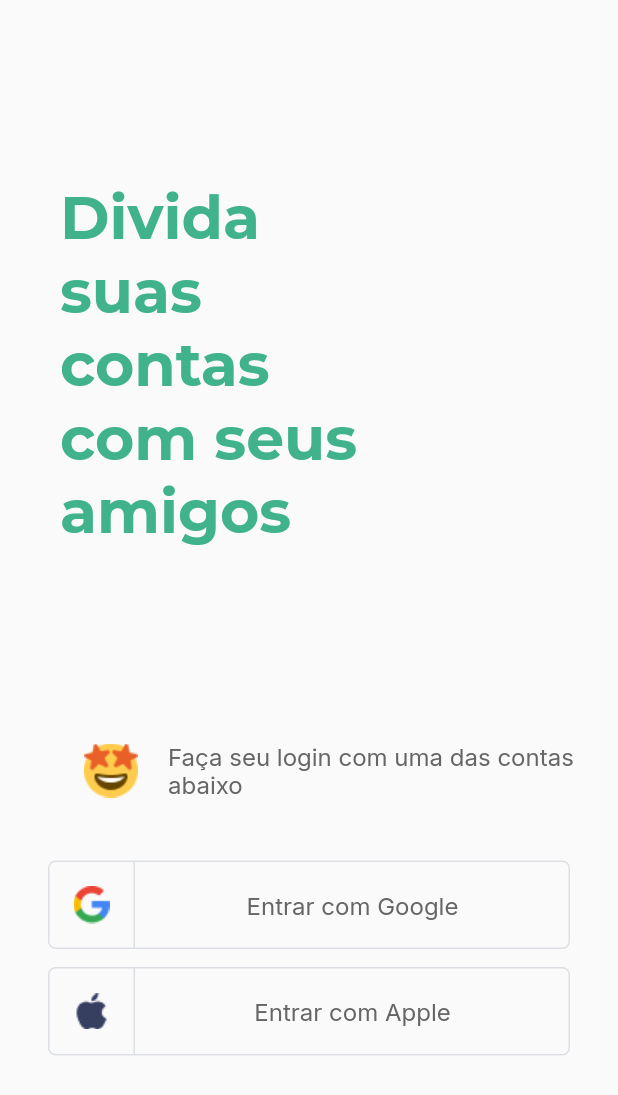
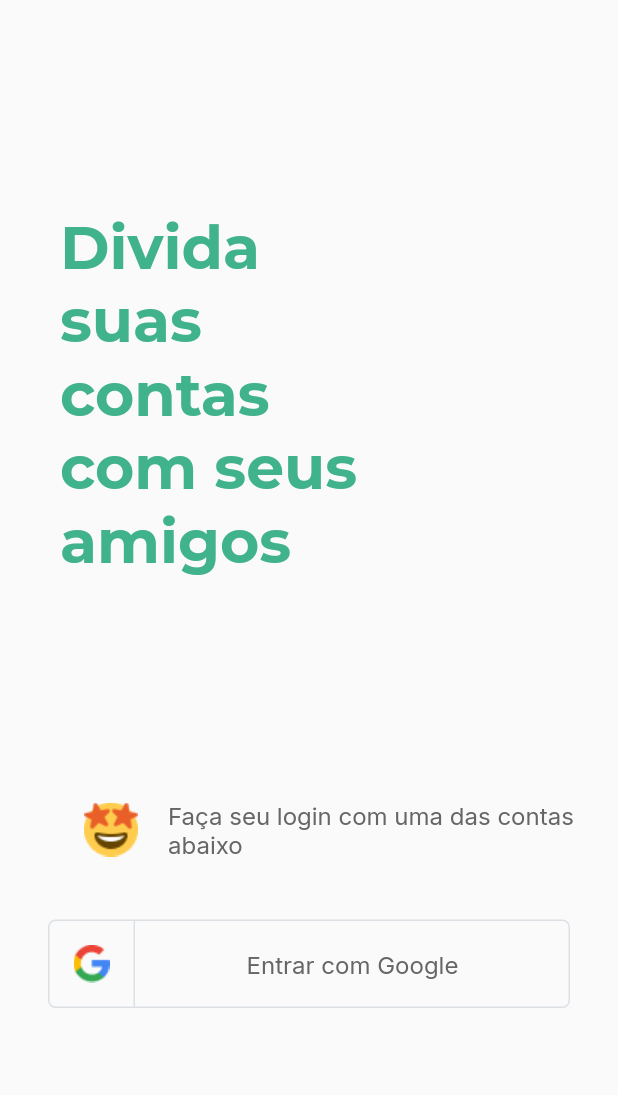
Before and after one commit to enzodanjour/split_it, a Flutter app: the screen it shows after launch, on a phone screen of 412 x 824 dp. Shown: the top 1095 px of the screen. Run offline on Flutter 3.47's test engine with Material 2 defaults, Android fonts, the phone set to English and light mode, and no system bars; our stand-ins replace firebase_core, google_fonts, google_sign_in; accounts and stored records are empty.

```diff
--- a/lib/modules/login/login_page.dart
+++ b/lib/modules/login/login_page.dart
@@ -1,4 +1,9 @@
+import 'dart:developer';
+
 import 'package:flutter/material.dart';
+import 'package:split_it/modules/login/login_controller.dart';
+import 'package:split_it/modules/login/login_services.dart';
+import 'package:split_it/modules/login/login_state.dart';
 import 'package:split_it/modules/login/widgets/social_button.dart';
 import 'package:split_it/themes/app_theme.dart';
 
@@ -10,6 +15,26 @@ class LoginPage extends StatefulWidget {
 }
 
 class _LoginPageState extends State<LoginPage> {
+  //afirma que inicializará mais tarde
+  late LoginController controller;
+
+  @override
+  void initState() {
+
+    controller = LoginController(
+      service: LoginServiceImpl(),
+      onUpdate: () {
+      if (controller.state is LoginStateSucess) {
+        final user = (controller.state as LoginStateSucess).user;
+        Navigator.pushReplacementNamed(context, "/home", arguments: user);
+      } else {
+        setState(() {});
+      }
+      setState(() {});
+    });
+    super.initState();
+  }
+
   @override
   Widget build(BuildContext context) {
     return Scaffold(
@@ -43,19 +68,28 @@ class _LoginPageState extends State<LoginPage> {
             SizedBox(
               height: 32,
             ),
-            SocialButton(
-              imagePath: 'assets/images/google.png',
-              label: 'Entrar com Google',
-              onTap: () {},
-            ),
+            if (controller.state is LoginStateLoading) ...[
+              CircularProgressIndicator(),
+            ] else if (controller.state is LoginStateFailure) ...[
+              Text((controller.state as LoginStateFailure).message,
+                  style: AppTheme.textStyles.button),
+            ] else
+              SocialButton(
+                imagePath: 'assets/images/google.png',
+                label: 'Entrar com Google',
+                onTap: () async {
+                  controller.googleSignIn();
+                },
+              ),
             SizedBox(
               height: 12,
             ),
-            SocialButton(
-              imagePath: 'assets/images/apple.png',
-              label: 'Entrar com Apple',
-              onTap: () {},
-            )
+            //TODO VER DEPOIS ESSE LOGIN APPLE
+            // SocialButton(
+            //   imagePath: 'assets/images/apple.png',
+            //   label: 'Entrar com Apple',
+            //   onTap: () {},
+            // )
           ],
         )
       ],
--- a/lib/modules/splash/splash_page.dart
+++ b/lib/modules/splash/splash_page.dart
@@ -15,7 +15,7 @@ class _SplashPageState extends State<SplashPage> {
     try {
       await Firebase.initializeApp();
       await Future.delayed(Duration(seconds: 2));
-      Navigator.pushNamed(context, "/login");
+      Navigator.pushReplacementNamed(context, "/login");
     } catch (e) {
       Navigator.pushNamed(context, "/error");
     }
```
